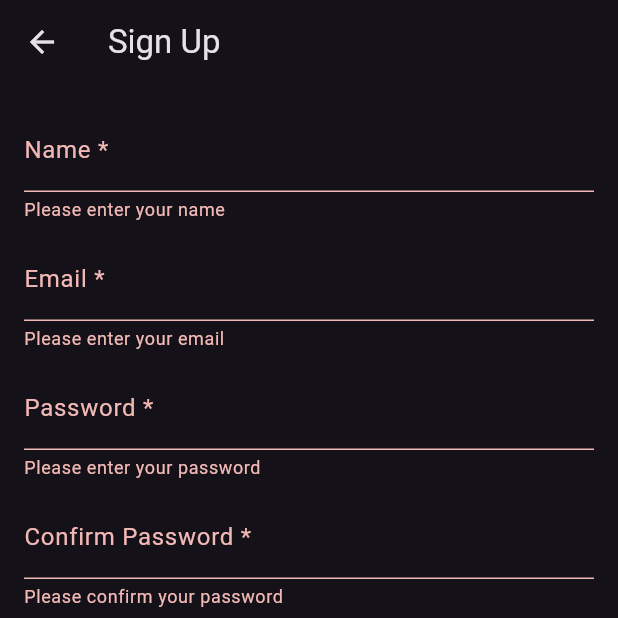
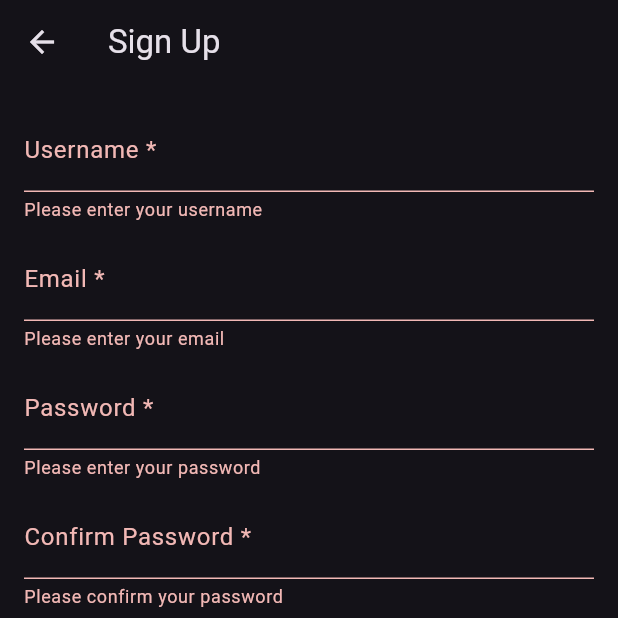
Before and after one commit to TeriyakiGod/tablebooking_flutter, a Flutter app: the SignUpView screen opened directly, after a tap on "Sign Up", on a phone screen of 412 x 824 dp, the top half of it. Run offline on Flutter 3.47's test engine with Material 3 defaults, Android fonts, the phone set to English and light mode, and no system bars; our stand-ins replace flutter_dotenv, flutter_secure_storage, geolocator, go_router, google_maps_flutter, share_plus; accounts and stored records are empty; network calls fail.

Commit message:
bug fixes

```diff
--- a/lib/account/signup_view.dart
+++ b/lib/account/signup_view.dart
@@ -1,4 +1,6 @@
 import 'package:flutter/material.dart';
+import 'package:provider/provider.dart';
+import 'package:tablebooking_flutter/providers/auth_provider.dart';
 
 class SignUpView extends StatefulWidget {
   const SignUpView({super.key});
@@ -8,7 +10,7 @@ class SignUpView extends StatefulWidget {
 }
 
 class SignUpViewState extends State<SignUpView> {
-  final TextEditingController _nameController = TextEditingController();
+  final TextEditingController _userNameController = TextEditingController();
   final TextEditingController _emailController = TextEditingController();
   final TextEditingController _passwordController = TextEditingController();
   final TextEditingController _confirmPasswordController =
@@ -16,34 +18,93 @@ class SignUpViewState extends State<SignUpView> {
 
   final _formKey = GlobalKey<FormState>();
 
+  // Focus nodes for managing input focus
+  final FocusNode _userNameFocusNode = FocusNode();
+  final FocusNode _emailFocusNode = FocusNode();
+  final FocusNode _passwordFocusNode = FocusNode();
+  final FocusNode _confirmPasswordFocusNode = FocusNode();
+
+  @override
+  void dispose() {
+    _userNameController.dispose();
+    _emailController.dispose();
+    _passwordController.dispose();
+    _confirmPasswordController.dispose();
+
+    _userNameFocusNode.dispose();
+    _emailFocusNode.dispose();
+    _passwordFocusNode.dispose();
+    _confirmPasswordFocusNode.dispose();
+    super.dispose();
+  }
+
   @override
   Widget build(BuildContext context) {
     return Scaffold(
-      appBar: AppBar(
+      appBar: _buildAppBar(),
+      body: _buildForm(),
+    );
+  }
+
+  AppBar _buildAppBar() {
+    return AppBar(
       title: const Text('Sign Up'),
-      ),
-      body: Padding(
+    );
+  }
+
+  Widget _buildForm() {
+    return Padding(
       padding: const EdgeInsets.all(16.0),
       child: Form(
         key: _formKey,
+        child: AutofillGroup(
           child: Column(
             crossAxisAlignment: CrossAxisAlignment.start,
             children: <Widget>[
-              TextFormField(
-                controller: _nameController,
+              _buildUserNameField(),
+              const SizedBox(height: 10),
+              _buildEmailField(),
+              const SizedBox(height: 10),
+              _buildPasswordField(),
+              const SizedBox(height: 10),
+              _buildConfirmPasswordField(),
+              const SizedBox(height: 10),
+              _buildRequiredFieldText(),
+              const SizedBox(height: 10),
+              _buildSignUpButton(),
+            ],
+          ),
+        ),
+      ),
+    );
+  }
+
+  Widget _buildUserNameField() {
+    return TextFormField(
+      key: const ValueKey('username_field'), // Unique key
+      controller: _userNameController,
+      focusNode: _userNameFocusNode,
       decoration: const InputDecoration(
-                  labelText: 'Name *',
+        labelText: 'Username *',
       ),
       validator: (value) {
         if (value == null || value.isEmpty) {
-                    return 'Please enter your name';
+          return 'Please enter your username';
         }
         return null;
       },
-              ),
-              const SizedBox(height: 10),
-              TextFormField(
+      autofillHints: const [AutofillHints.username],
+      onTap: () {
+        debugPrint('Username field tapped');
+      },
+    );
+  }
+
+  Widget _buildEmailField() {
+    return TextFormField(
+      key: const ValueKey('email_field'), // Unique key
       controller: _emailController,
+      focusNode: _emailFocusNode,
       decoration: const InputDecoration(
         labelText: 'Email *',
       ),
@@ -53,10 +114,18 @@ class SignUpViewState extends State<SignUpView> {
         }
         return null;
       },
-              ),
-              const SizedBox(height: 10),
-              TextFormField(
+      autofillHints: const [AutofillHints.email],
+      onTap: () {
+        debugPrint('Email field tapped');
+      },
+    );
+  }
+
+  Widget _buildPasswordField() {
+    return TextFormField(
+      key: const ValueKey('password_field'), // Unique key
       controller: _passwordController,
+      focusNode: _passwordFocusNode,
       decoration: const InputDecoration(
         labelText: 'Password *',
       ),
@@ -67,10 +136,18 @@ class SignUpViewState extends State<SignUpView> {
         }
         return null;
       },
-              ),
-              const SizedBox(height: 10),
-              TextFormField(
+      autofillHints: const [AutofillHints.newPassword],
+      onTap: () {
+        debugPrint('Password field tapped');
+      },
+    );
+  }
+
+  Widget _buildConfirmPasswordField() {
+    return TextFormField(
+      key: const ValueKey('confirm_password_field'), // Unique key
       controller: _confirmPasswordController,
+      focusNode: _confirmPasswordFocusNode,
       decoration: const InputDecoration(
         labelText: 'Confirm Password *',
       ),
@@ -79,29 +156,56 @@ class SignUpViewState extends State<SignUpView> {
         if (value == null || value.isEmpty) {
           return 'Please confirm your password';
         }
+        if (value != _passwordController.text) {
+          return 'Passwords do not match';
+        }
         return null;
       },
-              ),
-              const SizedBox(height: 10),
-              const Text(
+      autofillHints: const [AutofillHints.newPassword],
+      onTap: () {
+        debugPrint('Confirm password field tapped');
+      },
+    );
+  }
+
+  Widget _buildRequiredFieldText() {
+    return const Text(
       '* indicates required field',
-              ),
-              const SizedBox(height: 10),
-              Center(
+    );
+  }
+
+  Widget _buildSignUpButton() {
+    return Center(
       child: ElevatedButton(
-                  onPressed: () {
-                    // Validate returns true if the form is valid, or false otherwise.
-                    if (_formKey.currentState!.validate()) {
-                      //TODO: Implement sign up functionality.
-                    }
-                  },
+        onPressed: _onSignUpPressed,
         child: const Text('Sign Up'),
       ),
-              ),
-            ],
-          ),
-        ),
+    );
+  }
+
+  void _onSignUpPressed() async {
+    if (_formKey.currentState!.validate()) {
+      final username = _userNameController.text;
+      final email = _emailController.text;
+      final password = _passwordController.text;
+
+      // Call the API to sign up
+      try {
+        await Provider.of<AuthProvider>(context, listen: false).register(
+          username,
+          email,
+          password,
+        );
+      } catch (e) {
+        // Handle exceptions and show a SnackBar with the error message
+        if (mounted) {
+          ScaffoldMessenger.of(context).showSnackBar(
+            SnackBar(
+              content: Text('Registration failed: $e'),
             ),
           );
         }
       }
+    }
+  }
+}
--- a/lib/models/booking_request.dart
+++ b/lib/models/booking_request.dart
@@ -10,6 +10,7 @@ class BookingRequest {
   Map<String, dynamic> toJson() {
     return {
       'dateTime': dateTime!.toIso8601String(),
+      'durationInMinutes': 120,
       'amountOfPeople': guestCount,
     };
   }
--- a/lib/models/restaurant.dart
+++ b/lib/models/restaurant.dart
@@ -47,7 +47,7 @@ class Restaurant {
       primaryImageURL: json['primaryImageUrl'] ?? '',
       secondaryImageURL: json['secondaryImageUrl'] ?? '',
       rating: (json['rating'] ?? 0).toDouble(),
-      price: Price.values[json['price']-1 ?? 0],
+      price: Price.values[json['price'] ?? 0],
       openTime: DateTime.parse(json['openTime'] ?? '1970-01-01T00:00:00Z'),
       closeTime: DateTime.parse(json['closeTime'] ?? '1970-01-01T00:00:00Z'),
     );
--- a/lib/restaurant/book/book_view.dart
+++ b/lib/restaurant/book/book_view.dart
@@ -269,7 +269,11 @@ class BookViewState extends State<BookView> {
                 buildRestaurantInfo(restaurant),
                 const Divider(),
                 if (isBookingCompleted)
-                  Center(child: BookResultView(bookingRequest: booking))
+                  Center(
+                      child: BookResultView(
+                    bookingRequest: booking,
+                    restaurantId: restaurant.id,
+                  ))
                 else
                   buildBookingForm(context, restaurant, firstDate, lastDate),
               ],
--- a/lib/restaurant/restaurant_view.dart
+++ b/lib/restaurant/restaurant_view.dart
@@ -156,7 +156,7 @@ class RestaurantViewState extends State<RestaurantView> {
         const Padding(
           padding: EdgeInsets.only(left: 10.0),
           child: Text(
-            'Comments',
+            'Reviews',
             style: TextStyle(fontSize: 18, fontWeight: FontWeight.bold),
           ),
         ),
```
Also changed, not shown: lib/bookings/booking_card.dart (+72 -9 lines), lib/bookings/booking_info.dart (+44 -32 lines), lib/bookings/bookings_view.dart (+15 -6 lines), lib/models/booking.dart (+4 -17 lines), lib/providers/auth_provider.dart (+80 -10 lines), lib/providers/booking_provider.dart (+34 -43 lines), lib/restaurant/book/book_result_view.dart (+57 -42 lines), 1 other file. Lines whose indentation alone changed are shown as unchanged.
